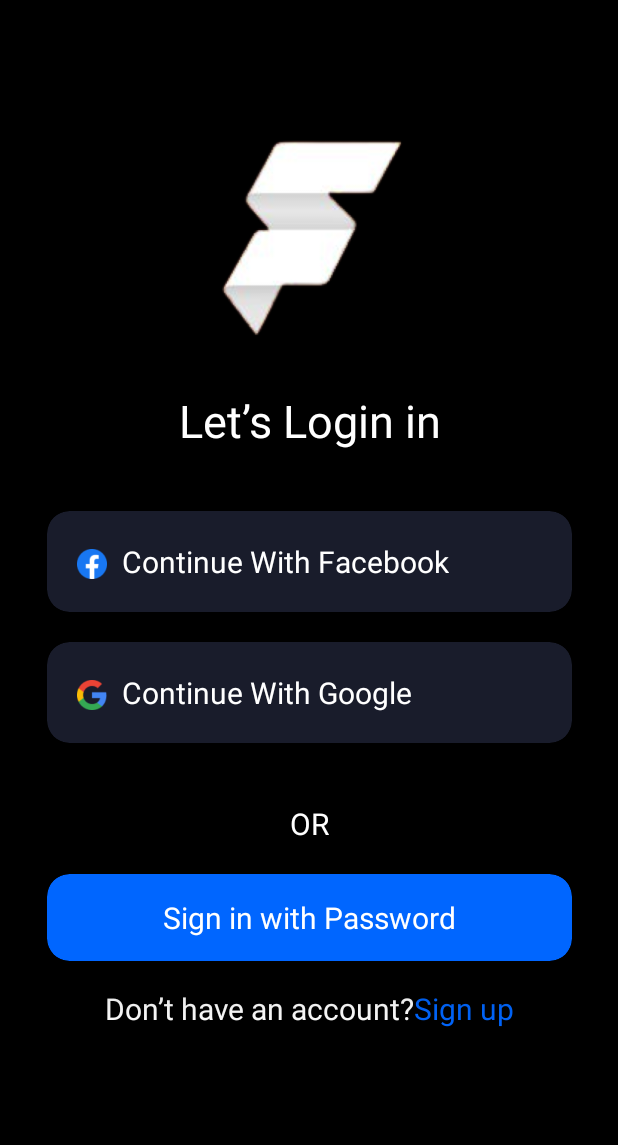
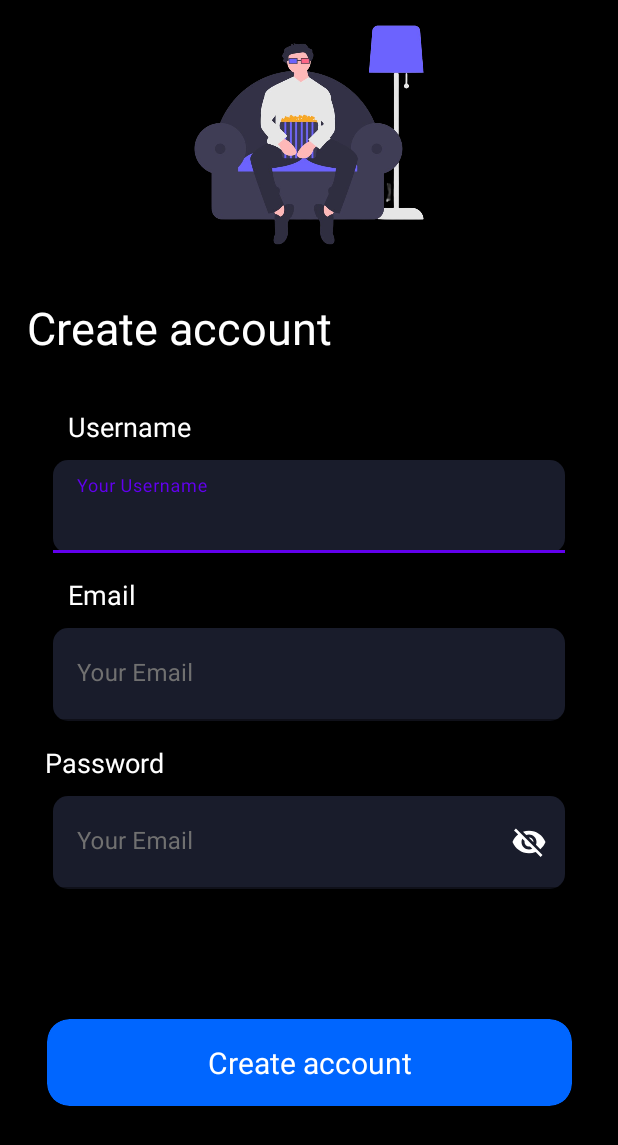
Before and after one commit to IbrahemKhaled74/Movie, an Android app: the fragment Registration shown on its own in the app's theme, on a phone screen of 412 x 824 dp. Shown: the top 1145 px of the screen. Run offline under Robolectric (Android 15) with nearby library versions, the phone set to English and light mode, and no system bars.

Commit message:
Init Commit

```diff
--- /dev/null
+++ b/app/src/main/java/com/example/movie/Constants.kt
@@ -0,0 +1,6 @@
+package com.example.movie
+
+object Constants {
+    const val finish="Finished"
+    const val onBoarding="onBoarding"
+}
--- a/app/src/main/java/com/example/movie/MainActivity.kt
+++ b/app/src/main/java/com/example/movie/MainActivity.kt
@@ -2,10 +2,16 @@ package com.example.movie
 
 import androidx.appcompat.app.AppCompatActivity
 import android.os.Bundle
+import androidx.databinding.DataBindingUtil
+import com.example.movie.databinding.ActivityMainBinding
+import com.example.movie.databinding.FragmentLoginBinding
 
 class MainActivity : AppCompatActivity() {
+    lateinit var bind: ActivityMainBinding
+
     override fun onCreate(savedInstanceState: Bundle?) {
         super.onCreate(savedInstanceState)
-        setContentView(R.layout.activity_main)
+        bind=DataBindingUtil.setContentView(this,R.layout.activity_main)
+
     }
 }
--- a/app/src/main/java/com/example/movie/Splash.kt
+++ b/app/src/main/java/com/example/movie/Splash.kt
@@ -1,12 +1,13 @@
 package com.example.movie
 
+import android.content.Context
 import android.os.Bundle
 import android.os.Handler
 import android.os.Looper
-import androidx.fragment.app.Fragment
 import android.view.LayoutInflater
 import android.view.View
 import android.view.ViewGroup
+import androidx.fragment.app.Fragment
 import androidx.navigation.fragment.findNavController
 
 class Splash : Fragment() {
@@ -15,11 +16,22 @@ class Splash : Fragment() {
         savedInstanceState: Bundle?
     ): View? {
         // Inflate the layout for this fragment
-        Handler(Looper.getMainLooper()).postDelayed({
-            findNavController().navigate(R.id.action_splash_to_viewPager)
-        },3000)
+        if (onBoardingFinished()) {
+            Handler(Looper.getMainLooper()).postDelayed({
+                findNavController().navigate(R.id.action_splash_to_login)
+            }, 3000)
+        } else {
+            Handler(Looper.getMainLooper()).postDelayed({
+                findNavController().navigate(R.id.action_splash_to_viewPager)
+            }, 3000)
+        }
         return inflater.inflate(R.layout.fragment_splash, container, false)
 
     }
 
+    private fun onBoardingFinished(): Boolean {
+        val sharedPerf = requireActivity().getSharedPreferences(Constants.onBoarding, Context.MODE_PRIVATE)
+        return sharedPerf.getBoolean(Constants.finish, false)
+    }
+
 }
--- /dev/null
+++ b/app/src/main/java/com/example/movie/email_login/EmailLogin.kt
@@ -0,0 +1,26 @@
+package com.example.movie.email_login
+
+import android.os.Bundle
+import androidx.fragment.app.Fragment
+import android.view.LayoutInflater
+import android.view.View
+import android.view.ViewGroup
+import androidx.databinding.DataBindingUtil
+import com.example.movie.R
+import com.example.movie.databinding.FragmentEmailLoginBinding
+
+
+class EmailLogin : Fragment() {
+    lateinit var bind: FragmentEmailLoginBinding
+
+    override fun onCreateView(
+        inflater: LayoutInflater, container: ViewGroup?,
+        savedInstanceState: Bundle?
+    ): View? {
+        // Inflate the layout for this fragment
+        bind= DataBindingUtil.inflate(inflater, R.layout.fragment_email_login, container, false)
+        return bind.root
+    }
+
+
+}
--- a/app/src/main/java/com/example/movie/EmailLogin.kt
+++ b/app/src/main/java/com/example/movie/login/Login.kt
@@ -1,20 +1,24 @@
-package com.example.movie
+package com.example.movie.login
 
 import android.os.Bundle
 import androidx.fragment.app.Fragment
 import android.view.LayoutInflater
 import android.view.View
 import android.view.ViewGroup
+import androidx.databinding.DataBindingUtil
+import com.example.movie.R
+import com.example.movie.databinding.FragmentLoginBinding
 
-
-class EmailLogin : Fragment() {
+class Login : Fragment() {
+    lateinit var bind:FragmentLoginBinding
 
     override fun onCreateView(
         inflater: LayoutInflater, container: ViewGroup?,
         savedInstanceState: Bundle?
     ): View? {
         // Inflate the layout for this fragment
-        return inflater.inflate(R.layout.fragment_email_login, container, false)
+        bind=DataBindingUtil.inflate(inflater, R.layout.fragment_login, container, false)
+        return bind.root
     }
 
 
--- a/app/src/main/java/com/example/movie/onboarding/ViewPager.kt
+++ b/app/src/main/java/com/example/movie/onboarding/ViewPager.kt
@@ -1,5 +1,6 @@
 package com.example.movie.onboarding
 
+import android.content.Context
 import android.os.Bundle
 import android.util.Log
 import androidx.fragment.app.Fragment
@@ -8,6 +9,7 @@ import android.view.View
 import android.view.ViewGroup
 import androidx.databinding.DataBindingUtil
 import androidx.navigation.fragment.findNavController
+import com.example.movie.Constants
 import com.example.movie.R
 import com.example.movie.databinding.FragmentViewPagerBinding
 import com.example.movie.databinding.ViewPagerItemBinding
@@ -62,6 +64,7 @@ class ViewPager : Fragment() {
                     }
                     2->{
                         findNavController().navigate(R.id.action_viewPager_to_login)
+                        onBoardingFinished()
                     }
 
                 }
@@ -76,6 +79,13 @@ class ViewPager : Fragment() {
 
 
     }
+    private fun onBoardingFinished(){
+        val sharedPerf=requireActivity().getSharedPreferences(Constants.onBoarding,Context.MODE_PRIVATE)
+        val editor=sharedPerf.edit()
+        editor.putBoolean(Constants.finish,true)
+        editor.apply()
+
+    }
 
 
 }
--- a/app/src/main/java/com/example/movie/Login.kt
+++ b/app/src/main/java/com/example/movie/registration/Registration.kt
@@ -1,19 +1,19 @@
-package com.example.movie
+package com.example.movie.registration
 
 import android.os.Bundle
 import androidx.fragment.app.Fragment
 import android.view.LayoutInflater
 import android.view.View
 import android.view.ViewGroup
+import com.example.movie.R
 
-class Login : Fragment() {
-
+class Registration : Fragment() {
     override fun onCreateView(
         inflater: LayoutInflater, container: ViewGroup?,
         savedInstanceState: Bundle?
     ): View? {
         // Inflate the layout for this fragment
-        return inflater.inflate(R.layout.fragment_login, container, false)
+        return inflater.inflate(R.layout.fragment_regesteration, container, false)
     }
 
 
--- a/app/src/main/res/layout/activity_main.xml
+++ b/app/src/main/res/layout/activity_main.xml
@@ -1,10 +1,17 @@
 <?xml version="1.0" encoding="utf-8"?>
-<androidx.constraintlayout.widget.ConstraintLayout xmlns:android="http://schemas.android.com/apk/res/android"
+<layout xmlns:android="http://schemas.android.com/apk/res/android"
     xmlns:app="http://schemas.android.com/apk/res-auto"
-    xmlns:tools="http://schemas.android.com/tools"
+    xmlns:tools="http://schemas.android.com/tools">
+
+    <data>
+
+    </data>
+
+    <androidx.constraintlayout.widget.ConstraintLayout
         android:layout_width="match_parent"
         android:layout_height="match_parent"
         tools:context=".MainActivity">
+
         <androidx.fragment.app.FragmentContainerView
             android:layout_width="match_parent"
             android:layout_height="match_parent"
@@ -16,3 +23,4 @@
             />
 
     </androidx.constraintlayout.widget.ConstraintLayout>
+</layout>
--- a/app/src/main/res/layout/fragment_email_login.xml
+++ b/app/src/main/res/layout/fragment_email_login.xml
@@ -1,11 +1,17 @@
 <?xml version="1.0" encoding="utf-8"?>
-<androidx.constraintlayout.widget.ConstraintLayout xmlns:android="http://schemas.android.com/apk/res/android"
+<layout xmlns:android="http://schemas.android.com/apk/res/android"
     xmlns:app="http://schemas.android.com/apk/res-auto"
-    xmlns:tools="http://schemas.android.com/tools"
+    xmlns:tools="http://schemas.android.com/tools">
+
+    <data>
+
+    </data>
+
+    <androidx.constraintlayout.widget.ConstraintLayout
         android:layout_width="match_parent"
         android:layout_height="match_parent"
         android:background="@color/black"
-    tools:context=".EmailLogin">
+        tools:context=".email_login.EmailLogin">
 
         <ImageView
             android:id="@+id/logo"
@@ -61,6 +67,7 @@
                 />
 
         </com.google.android.material.textfield.TextInputLayout>
+
         <com.google.android.material.textfield.TextInputLayout
             android:id="@+id/password"
             android:layout_width="match_parent"
@@ -92,6 +99,7 @@
                 />
 
         </com.google.android.material.textfield.TextInputLayout>
+
         <androidx.cardview.widget.CardView
             android:id="@+id/sign_up"
             android:layout_width="wrap_content"
@@ -123,3 +131,4 @@
 
 
     </androidx.constraintlayout.widget.ConstraintLayout>
+</layout>
--- a/app/src/main/res/layout/fragment_login.xml
+++ b/app/src/main/res/layout/fragment_login.xml
@@ -1,11 +1,17 @@
 <?xml version="1.0" encoding="utf-8"?>
-<androidx.constraintlayout.widget.ConstraintLayout xmlns:android="http://schemas.android.com/apk/res/android"
+<layout xmlns:android="http://schemas.android.com/apk/res/android"
     xmlns:app="http://schemas.android.com/apk/res-auto"
-    xmlns:tools="http://schemas.android.com/tools"
+    xmlns:tools="http://schemas.android.com/tools">
+
+    <data>
+
+    </data>
+
+    <androidx.constraintlayout.widget.ConstraintLayout
         android:layout_width="match_parent"
         android:layout_height="match_parent"
         android:background="@color/black"
-    tools:context=".Login">
+        tools:context=".login.Login">
 
 
         <ImageView
@@ -177,3 +183,4 @@
 
 
     </androidx.constraintlayout.widget.ConstraintLayout>
+</layout>
--- /dev/null
+++ b/app/src/main/res/layout/fragment_regesteration.xml
@@ -0,0 +1,182 @@
+<?xml version="1.0" encoding="utf-8"?>
+<androidx.constraintlayout.widget.ConstraintLayout xmlns:android="http://schemas.android.com/apk/res/android"
+    xmlns:app="http://schemas.android.com/apk/res-auto"
+    xmlns:tools="http://schemas.android.com/tools"
+    android:layout_width="match_parent"
+    android:layout_height="match_parent"
+    android:background="@color/black"
+    tools:context=".registration.Registration">
+
+    <ImageView
+        android:id="@+id/image"
+        android:layout_width="wrap_content"
+        android:layout_height="180dp"
+        android:backgroundTintMode="@color/black"
+        android:src="@drawable/regesteration"
+        app:layout_constraintEnd_toEndOf="parent"
+        app:layout_constraintStart_toStartOf="parent"
+        app:layout_constraintTop_toTopOf="parent" />
+
+    <TextView
+        android:id="@+id/create_email"
+        android:layout_width="wrap_content"
+        android:layout_height="wrap_content"
+        android:gravity="start"
+        android:padding="18dp"
+        android:text="@string/create_account"
+        android:textColor="@color/white"
+        android:textSize="30sp"
+        app:layout_constraintStart_toStartOf="parent"
+        app:layout_constraintTop_toBottomOf="@+id/image" />
+
+    <TextView
+        android:layout_width="wrap_content"
+        android:layout_height="wrap_content"
+        android:layout_marginStart="35dp"
+        android:padding="10dp"
+        android:text="@string/username"
+        android:textColor="@color/white"
+        android:textSize="18sp"
+        app:layout_constraintBottom_toTopOf="@+id/your_username"
+        app:layout_constraintStart_toStartOf="parent" />
+
+    <com.google.android.material.textfield.TextInputLayout
+        android:id="@+id/your_username"
+        android:layout_width="match_parent"
+        android:layout_height="wrap_content"
+        android:layout_marginStart="35dp"
+        android:layout_marginTop="50dp"
+        android:layout_marginEnd="35dp"
+        android:textColorHint="@color/gmail_password_text"
+        app:boxBackgroundColor="@color/gray"
+        app:boxCornerRadiusBottomEnd="10dp"
+        app:boxCornerRadiusBottomStart="10dp"
+        app:boxCornerRadiusTopEnd="10dp"
+        app:boxCornerRadiusTopStart="10dp"
+        app:layout_constraintEnd_toEndOf="parent"
+        app:layout_constraintStart_toStartOf="parent"
+        app:layout_constraintTop_toBottomOf="@+id/create_email"
+        app:startIconTint="@color/white">
+
+        <com.google.android.material.textfield.TextInputEditText
+            android:layout_width="match_parent"
+            android:layout_height="match_parent"
+            android:hint="@string/your_username"
+            android:inputType="text"
+            android:padding="20dp" />
+
+    </com.google.android.material.textfield.TextInputLayout>
+
+    <TextView
+        android:layout_width="wrap_content"
+        android:layout_height="wrap_content"
+        android:layout_marginStart="35dp"
+        android:padding="10dp"
+        android:text="@string/email"
+        android:textColor="@color/white"
+        android:textSize="18sp"
+        app:layout_constraintBottom_toTopOf="@+id/your_email"
+        app:layout_constraintStart_toStartOf="parent" />
+
+    <com.google.android.material.textfield.TextInputLayout
+        android:id="@+id/your_email"
+        android:layout_width="match_parent"
+        android:layout_height="wrap_content"
+        android:layout_marginStart="35dp"
+        android:layout_marginTop="50dp"
+        android:layout_marginEnd="35dp"
+        android:textColorHint="@color/gmail_password_text"
+        app:boxBackgroundColor="@color/gray"
+        app:boxCornerRadiusBottomEnd="10dp"
+        app:boxCornerRadiusBottomStart="10dp"
+        app:boxCornerRadiusTopEnd="10dp"
+        app:boxCornerRadiusTopStart="10dp"
+        app:layout_constraintEnd_toEndOf="parent"
+        app:layout_constraintStart_toStartOf="parent"
+        app:layout_constraintTop_toBottomOf="@+id/your_username"
+        app:startIconTint="@color/white">
+
+        <com.google.android.material.textfield.TextInputEditText
+            android:layout_width="match_parent"
+            android:layout_height="match_parent"
+            android:hint="@string/your_email"
+            android:inputType="text"
+            android:padding="20dp"
+
+            />
+
+    </com.google.android.material.textfield.TextInputLayout>
+
+    <TextView
+        android:layout_width="wrap_content"
+        android:layout_height="wrap_content"
+        android:layout_marginStart="20dp"
+        android:padding="10dp"
+        android:text="@string/password"
+        android:textColor="@color/white"
+        android:textSize="18sp"
+        app:layout_constraintBottom_toTopOf="@+id/your_pass"
+        app:layout_constraintStart_toStartOf="parent" />
+
+    <com.google.android.material.textfield.TextInputLayout
+        android:id="@+id/your_pass"
+        android:layout_width="match_parent"
+        android:layout_height="wrap_content"
+        android:layout_marginStart="35dp"
+        android:layout_marginTop="50dp"
+        android:layout_marginEnd="35dp"
+        android:textColorHint="@color/gmail_password_text"
+        app:boxBackgroundColor="@color/gray"
+        app:boxCornerRadiusBottomEnd="10dp"
+        app:boxCornerRadiusBottomStart="10dp"
+        app:boxCornerRadiusTopEnd="10dp"
+        app:boxCornerRadiusTopStart="10dp"
+        app:endIconMode="password_toggle"
+        app:endIconTint="@color/white"
+        app:layout_constraintEnd_toEndOf="parent"
+        app:layout_constraintStart_toStartOf="parent"
+        app:layout_constraintTop_toBottomOf="@+id/your_email"
+        app:startIconTint="@color/white">
+
+        <com.google.android.material.textfield.TextInputEditText
+            android:layout_width="match_parent"
+            android:layout_height="match_parent"
+            android:hint="@string/your_email"
+            android:inputType="text"
+            android:padding="20dp"
+
+            />
+
+    </com.google.android.material.textfield.TextInputLayout>
+
+    <androidx.cardview.widget.CardView
+        android:id="@+id/email_created"
+        android:layout_width="wrap_content"
+        android:layout_height="wrap_content"
+        android:backgroundTint="@color/blue"
+        app:cardCornerRadius="15dp"
+        app:cardElevation="20dp"
+        app:layout_constraintBottom_toBottomOf="parent"
+        app:layout_constraintEnd_toEndOf="parent"
+        app:layout_constraintStart_toStartOf="parent"
+        app:layout_constraintTop_toBottomOf="@id/your_pass">
+
+        <androidx.appcompat.widget.LinearLayoutCompat
+            android:id="@+id/sign_with_password"
+            android:layout_width="350dp"
+            android:layout_height="wrap_content"
+            android:padding="15dp">
+
+            <TextView
+                android:layout_width="match_parent"
+                android:layout_height="wrap_content"
+                android:gravity="center"
+                android:text="@string/create_account"
+                android:textColor="@color/white"
+                android:textSize="20sp" />
+        </androidx.appcompat.widget.LinearLayoutCompat>
+
+    </androidx.cardview.widget.CardView>
+
+
+</androidx.constraintlayout.widget.ConstraintLayout>
--- a/app/src/main/res/navigation/nav_graph.xml
+++ b/app/src/main/res/navigation/nav_graph.xml
@@ -23,7 +23,7 @@
     </fragment>
     <fragment
         android:id="@+id/login"
-        android:name="com.example.movie.Login"
+        android:name="com.example.movie.login.Login"
         android:label="fragment_login"
         tools:layout="@layout/fragment_login" >
         <action
@@ -32,7 +32,7 @@
     </fragment>
     <fragment
         android:id="@+id/emailLogin"
-        android:name="com.example.movie.EmailLogin"
+        android:name="com.example.movie.email_login.EmailLogin"
         android:label="fragment_email_login"
         tools:layout="@layout/fragment_email_login" />
     <fragment
--- a/app/src/main/res/values/strings.xml
+++ b/app/src/main/res/values/strings.xml
@@ -18,6 +18,11 @@
     <string name="getStarted">Get Started</string>
     <string name="title2">Enjoy Your Movies </string>
     <string name="subtitle2">The best movie streaming app of the country to make your days greatfull</string>
+    <string name="create_account">Create account</string>
+    <string name="your_email">Your Email</string>
+    <string name="email">Email</string>
+    <string name="username">Username</string>
+    <string name="your_username">Your Username</string>
 
 
 </resources>
```
Also changed, not shown: app/src/main/res/drawable/regesteration.png (added). Lines whose indentation alone changed are shown as unchanged.
